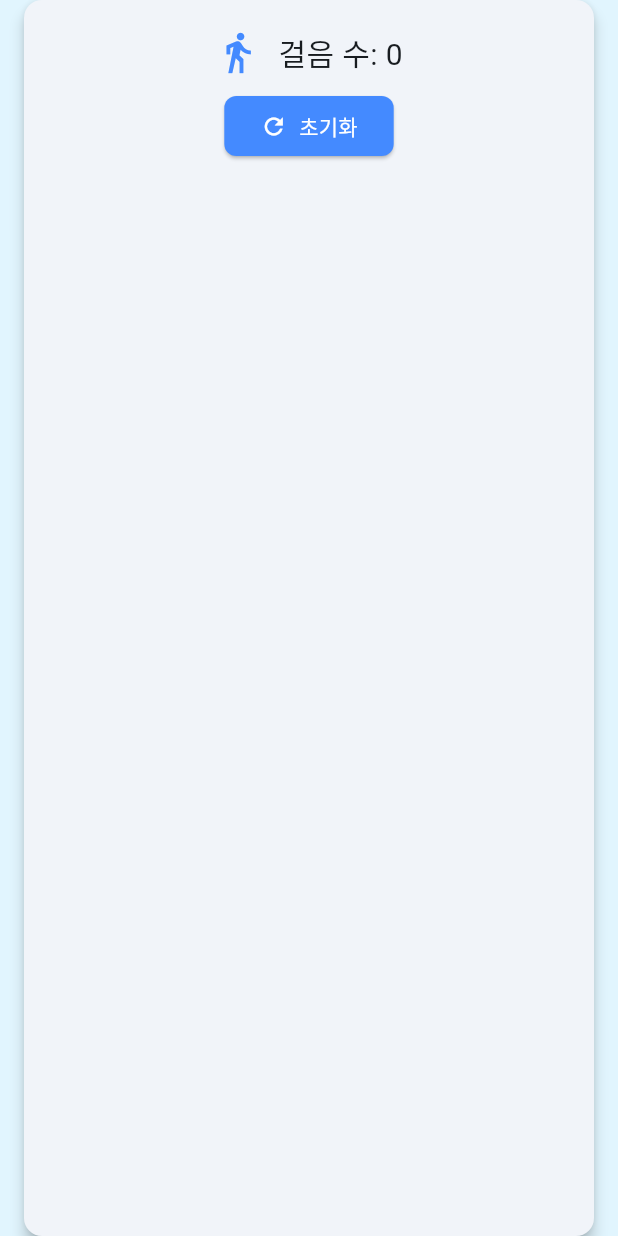
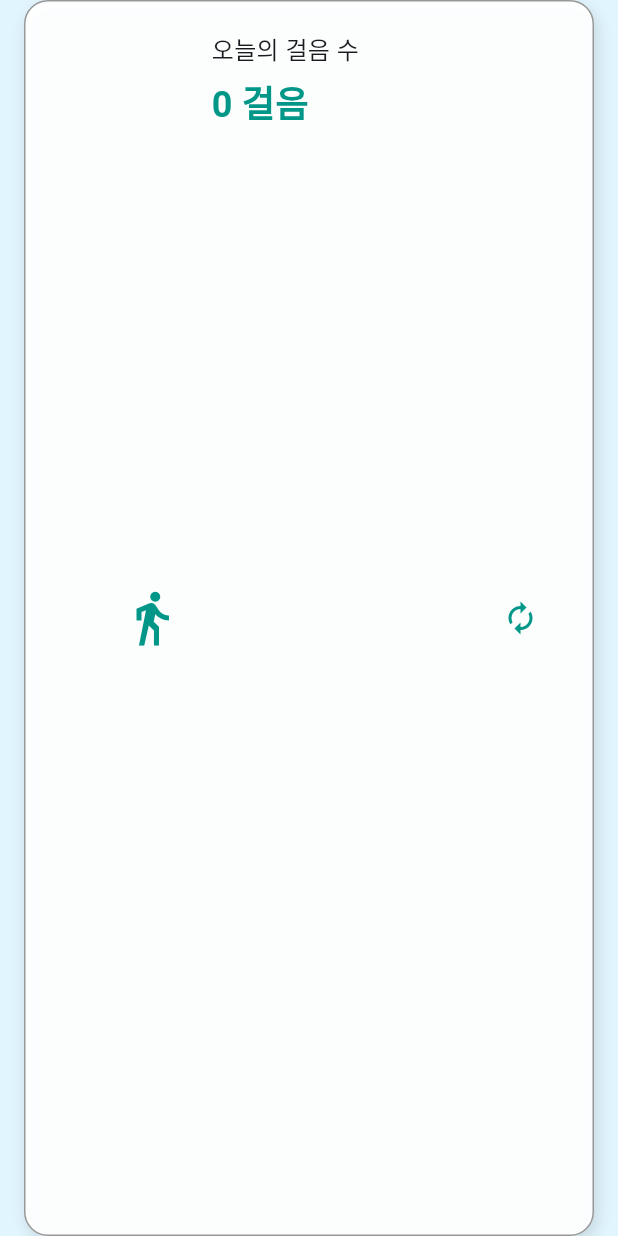
Before and after one commit to pbzz1/Gilajabi, a Flutter app: the StepCounterBanner widget shown alone on an empty page, opened directly, on a phone screen of 412 x 824 dp. Run offline on Flutter 3.47's test engine with Material 3 defaults, Android fonts, the phone set to English and light mode, and no system bars; our stand-ins replace cloud_firestore, convex_bottom_bar, firebase_core, firebase_storage, fluttertoast, geocoding and 5 more; missing offline and left inert: flutter_inappwebview, kakao_flutter_sdk, kakao_flutter_sdk_common, kakao_flutter_sdk_user; accounts and stored records are empty; network calls fail.

Commit message:
만보기 수정

```diff
--- a/lib/screens/home/step_counter_banner.dart
+++ b/lib/screens/home/step_counter_banner.dart
@@ -48,7 +48,7 @@ class _StepCounterBannerState extends State<StepCounterBanner> {
         if (_steps < 0) _steps = 0;
       });
     }).onError((error) {
-      print('만보기 오류: \$error');
+      print('만보기 오류: $error');
     });
   }
 
@@ -74,10 +74,7 @@ class _StepCounterBannerState extends State<StepCounterBanner> {
         title: const Text('걸음 수 초기화'),
         content: const Text('걸음 수를 초기화하시겠습니까?'),
         actions: [
-          TextButton(
-            onPressed: () => Navigator.pop(context),
-            child: const Text('취소'),
-          ),
+          TextButton(onPressed: () => Navigator.pop(context), child: const Text('취소')),
           ElevatedButton(
             onPressed: () {
               _resetSteps();
@@ -92,36 +89,44 @@ class _StepCounterBannerState extends State<StepCounterBanner> {
 
   @override
   Widget build(BuildContext context) {
-    return Card(
+    return Container(
       margin: const EdgeInsets.symmetric(horizontal: 16),
-      shape: RoundedRectangleBorder(borderRadius: BorderRadius.circular(12)),
-      elevation: 4,
-      child: Padding(
-        padding: const EdgeInsets.all(20),
-        child: Column(
-          children: [
-            Row(
-              mainAxisAlignment: MainAxisAlignment.center,
+      decoration: BoxDecoration(
+        color: Colors.white.withOpacity(0.95),
+        border: Border.all(color: Colors.black.withOpacity(0.4)),
+        borderRadius: BorderRadius.circular(16),
+        boxShadow: const [
+          BoxShadow(color: Colors.black12, blurRadius: 8, offset: Offset(2, 4)),
+        ],
+      ),
+
+      padding: const EdgeInsets.symmetric(vertical: 20, horizontal: 24),
+      child: Row(
+        children: [
+          const SizedBox(width: 40),
+          const Icon(Icons.directions_walk, size: 40, color: Colors.teal),
+          const SizedBox(width: 20),
+          Expanded(
+            child: Column(
+              crossAxisAlignment: CrossAxisAlignment.start,
               children: [
-                const Icon(Icons.directions_walk, size: 30, color: Colors.blueAccent),
-                const SizedBox(width: 12),
-                Text('걸음 수: $_steps', style: const TextStyle(fontSize: 20)),
+                const Text('오늘의 걸음 수', style: TextStyle(fontSize: 16, fontWeight: FontWeight.w500)),
+                const SizedBox(height: 6),
+                Text('$_steps 걸음',
+                    style: const TextStyle(
+                      fontSize: 24,
+                      fontWeight: FontWeight.bold,
+                      color: Colors.teal,
+                    )),
               ],
             ),
-            const SizedBox(height: 10),
-            ElevatedButton.icon(
-              onPressed: _showResetConfirmationDialog,
-              icon: const Icon(Icons.refresh),
-              label: const Text('초기화'),
-              style: ElevatedButton.styleFrom(
-                backgroundColor: Colors.blueAccent,
-                foregroundColor: Colors.white,
-                shape: RoundedRectangleBorder(borderRadius: BorderRadius.circular(8)),
-                padding: const EdgeInsets.symmetric(horizontal: 24, vertical: 10),
-              ),
-            ),
-          ],
-        ),
+          ),
+          IconButton(
+            onPressed: _showResetConfirmationDialog,
+            icon: const Icon(Icons.autorenew, color: Colors.teal),
+            tooltip: '초기화',
+          ),
+        ],
       ),
     );
   }
--- a/lib/screens/profile/profile_tab.dart
+++ b/lib/screens/profile/profile_tab.dart
@@ -154,7 +154,7 @@ class _ProfileTabState extends State<ProfileTab> {
 
     return Scaffold(
       appBar: AppBar(
-        title: Text(isKoreanMode ? '내 프로필' : 'My Profile'),
+        title: Text(isKoreanMode ? '프로필' : 'Profile'),
       ),
       body: ListView(
         padding: const EdgeInsets.all(16),
```
